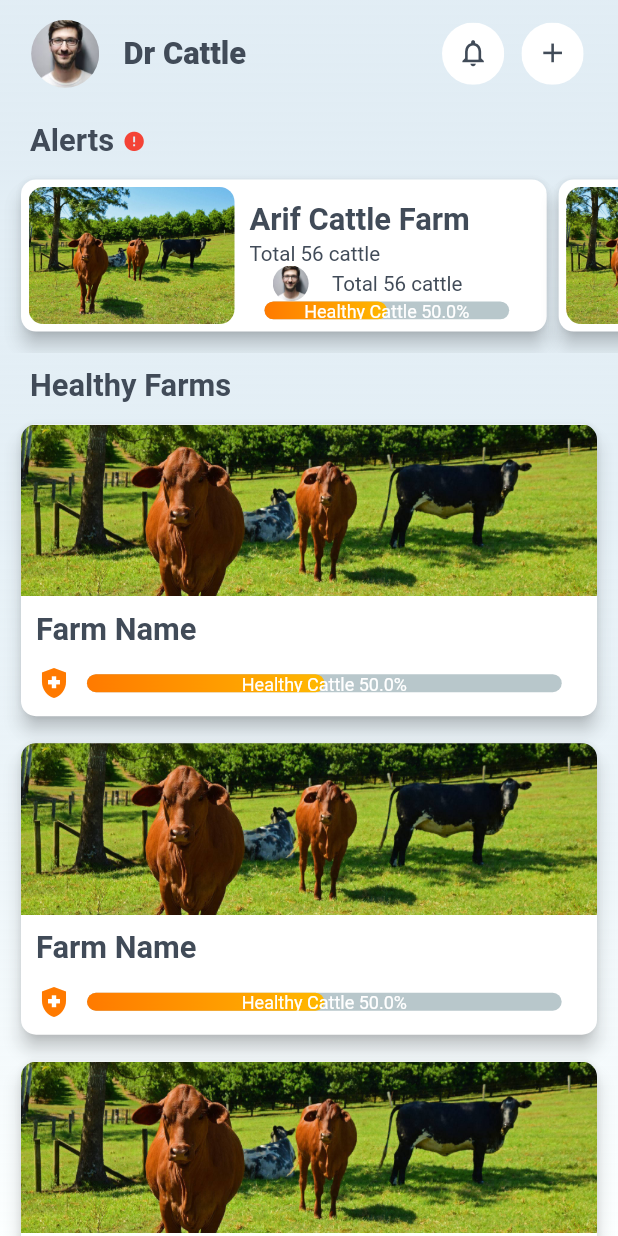
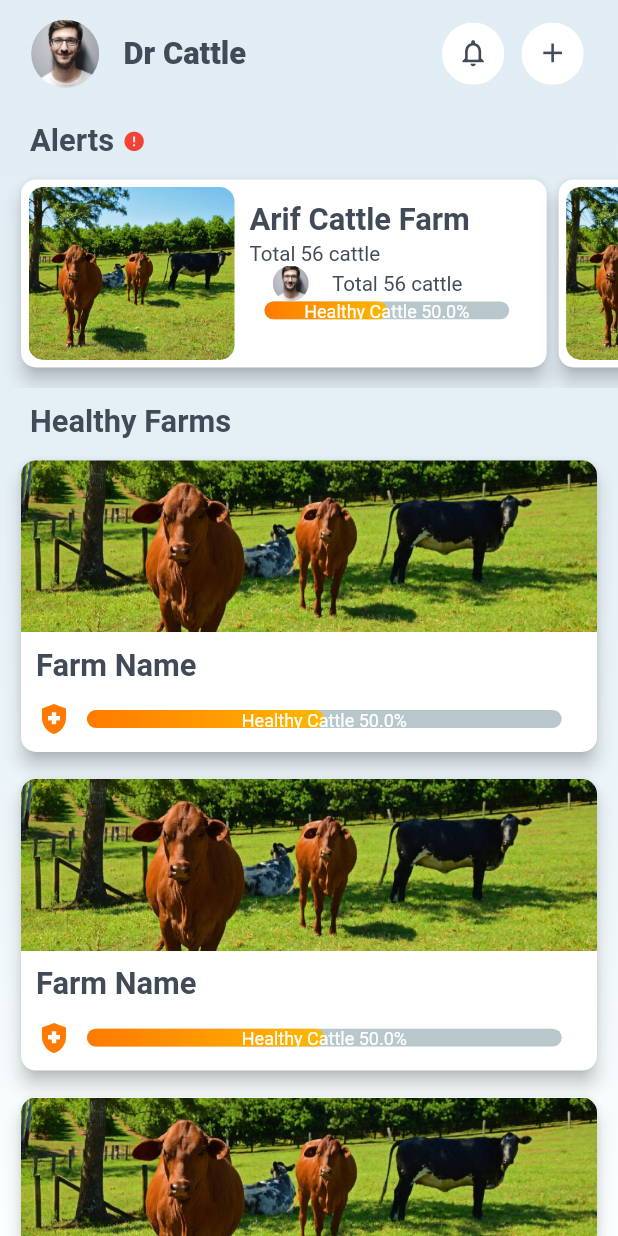
Before and after one commit to waleedaahmedd/dr_cattle, a Flutter app: the FarmsListScreen screen opened by its route, on a phone screen of 412 x 824 dp. Run offline on Flutter 3.47's test engine with Material 2 defaults, Android fonts, the phone set to English and light mode, and no system bars; drawn by our look-alikes of percent_indicator; our stand-ins replace easy_splash_screen, flutter_easyloading, flutter_screenutil, intl_phone_field, shared_preferences; accounts and stored records are empty; network calls fail; Roboto replaces fonts that are missing (Rubik).

Commit message:
farm list screen new

```diff
--- a/lib/screens/farms_list_screen.dart
+++ b/lib/screens/farms_list_screen.dart
@@ -41,7 +41,7 @@ class FarmsListScreen extends StatelessWidget {
               ),
             ),
             Container(
-              height: 100.h,
+              height: 120.h,
               child: ListView.builder(
                   shrinkWrap: true,
                   padding:
@@ -73,7 +73,7 @@ class FarmsListScreen extends StatelessWidget {
                                   child: Image.asset(
                                     'assets/images/farm.jpg',
                                     width: 120.w,
-                                    //height: 100.w,
+                                    height: 120.h,
                                     fit: BoxFit.cover,
                                   ),
                                 ),
@@ -99,9 +99,10 @@ class FarmsListScreen extends StatelessWidget {
                                             height: 2.h,
                                           ),
                                           const GoogleFontText6(data: 'Total 56 cattle',),
+                                          SizedBox(width: 5.w),
                                           Row(
                                             children: [
-                                              Container(
+                                              SizedBox(
                                                 height: 20.h,
                                                 child: CircleAvatar(
                                                   backgroundColor: Colors.transparent,
```
